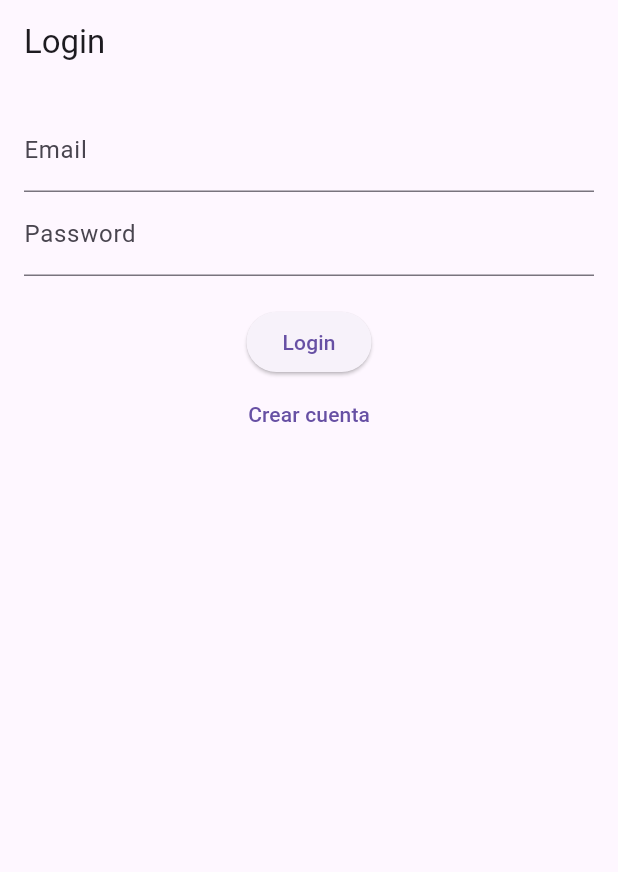
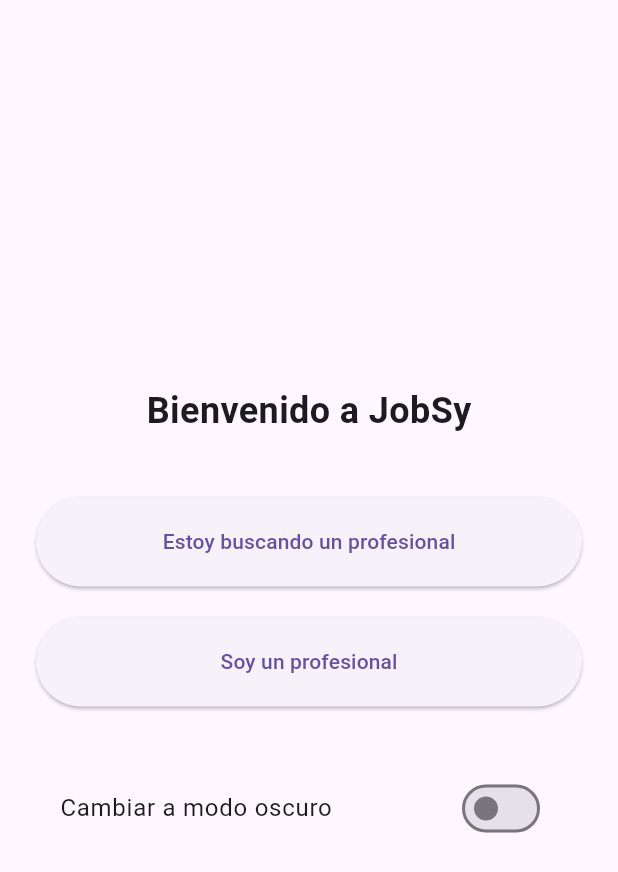
Before and after one commit to Borys1no/JobSy, a Flutter app: the screen it shows after launch, on a phone screen of 412 x 824 dp. Shown: the top 872 px of the screen. Run offline on Flutter 3.47's test engine with Material 3 defaults, Android fonts, the phone set to English and light mode, and no system bars; our stand-ins replace flutter_riverpod, supabase_flutter; accounts and stored records are empty.

Commit message:
Desarrollado el boton para los dos perfiles, tambien ya esta activo el modo dark

```diff
--- a/lib/app.dart
+++ b/lib/app.dart
@@ -1,15 +1,22 @@
 import 'package:flutter/material.dart';
 import 'package:flutter_riverpod/flutter_riverpod.dart';
-import 'features/auth/presentation/login_page.dart';
+import 'features/onboarding/role_selection_page.dart';
+import 'theme/theme_provider.dart';
 
-class JobSyApp extends StatelessWidget {
+class JobSyApp extends ConsumerWidget {
   const JobSyApp({super.key});
 
   @override
-  Widget build(BuildContext context) {
-    return const MaterialApp(
+  Widget build(BuildContext context, WidgetRef ref) {
+    final isDark = ref.watch(themeProvider);
+
+    return MaterialApp(
       debugShowCheckedModeBanner: false,
-      home: LoginPage(),
+      title: 'JobSy',
+      themeMode: isDark ? ThemeMode.dark : ThemeMode.light,
+      darkTheme: ThemeData.dark(),
+      theme: ThemeData.light(),
+      home: const RoleSelectionPage(),
     );
   }
 }
--- a/lib/features/auth/presentation/auth_controller.dart
+++ b/lib/features/auth/presentation/auth_controller.dart
@@ -18,6 +18,7 @@
     }
   }
 
+  //Cambiar
   Future<void> register(String email, String password) async {
     state = true;
     try {
--- a/lib/features/auth/presentation/login_page.dart
+++ b/lib/features/auth/presentation/login_page.dart
@@ -1,11 +1,11 @@
 import 'package:flutter/material.dart';
 import 'package:flutter_riverpod/flutter_riverpod.dart';
-import '../auth_providers.dart';
 import 'auth_controller.dart';
 import 'register_page.dart';
 
 class LoginPage extends ConsumerWidget {
-  const LoginPage({super.key});
+  final String role;
+  const LoginPage({super.key, required this.role});
 
   @override
   Widget build(BuildContext context, WidgetRef ref) {
@@ -58,7 +58,7 @@
               onPressed: () {
                 Navigator.push(
                   context,
-                  MaterialPageRoute(builder: (_) => const RegisterPage()),
+                  MaterialPageRoute(builder: (_) => RegisterPage(role: role)),
                 );
               },
               child: const Text('Crear cuenta'),
--- /dev/null
+++ b/lib/features/onboarding/role_selection_page.dart
@@ -0,0 +1,72 @@
+import 'package:flutter/material.dart';
+import 'package:flutter_riverpod/flutter_riverpod.dart';
+import '../auth/presentation/login_page.dart';
+import '../../theme/theme_provider.dart';
+
+class RoleSelectionPage extends ConsumerWidget {
+  const RoleSelectionPage({super.key});
+
+  @override
+  Widget build(BuildContext context, WidgetRef ref) {
+    final isDark = ref.watch(themeProvider);
+
+    return Scaffold(
+      body: Padding(
+        padding: const EdgeInsets.all(24),
+        child: Column(
+          mainAxisAlignment: MainAxisAlignment.center,
+          children: [
+            const Text(
+              'Bienvenido a JobSy',
+              style: TextStyle(fontSize: 24, fontWeight: FontWeight.bold),
+            ),
+            const SizedBox(height: 40),
+
+            //cliente
+            ElevatedButton(
+              style: ElevatedButton.styleFrom(
+                minimumSize: const Size(double.infinity, 60),
+              ),
+              onPressed: () {
+                Navigator.push(
+                  context,
+                  MaterialPageRoute(
+                    builder: (_) => const LoginPage(role: 'client'),
+                  ),
+                );
+              },
+              child: const Text('Estoy buscando un profesional'),
+            ),
+            const SizedBox(height: 20),
+
+            //Profesional
+            ElevatedButton(
+              style: ElevatedButton.styleFrom(
+                minimumSize: const Size(double.infinity, 60),
+              ),
+              onPressed: () {
+                Navigator.push(
+                  context,
+                  MaterialPageRoute(
+                    builder: (_) => const LoginPage(role: 'worker'),
+                  ),
+                );
+              },
+              child: const Text('Soy un profesional'),
+            ),
+            const SizedBox(height: 40),
+
+            //Dark mode toggle
+            SwitchListTile(
+              title: const Text('Cambiar a modo oscuro'),
+              value: isDark,
+              onChanged: (value) {
+                ref.read(themeProvider.notifier).state = value;
+              },
+            ),
+          ],
+        ),
+      ),
+    );
+  }
+}
--- /dev/null
+++ b/lib/theme/theme_provider.dart
@@ -0,0 +1,3 @@
+import 'package:flutter_riverpod/flutter_riverpod.dart';
+
+final themeProvider = StateProvider<bool>((ref) => false);
```
Also changed, not shown: lib/features/auth/presentation/phone_verification_page.dart (added, +111 -0 lines), lib/features/auth/presentation/register_page.dart (+25 -5 lines).
